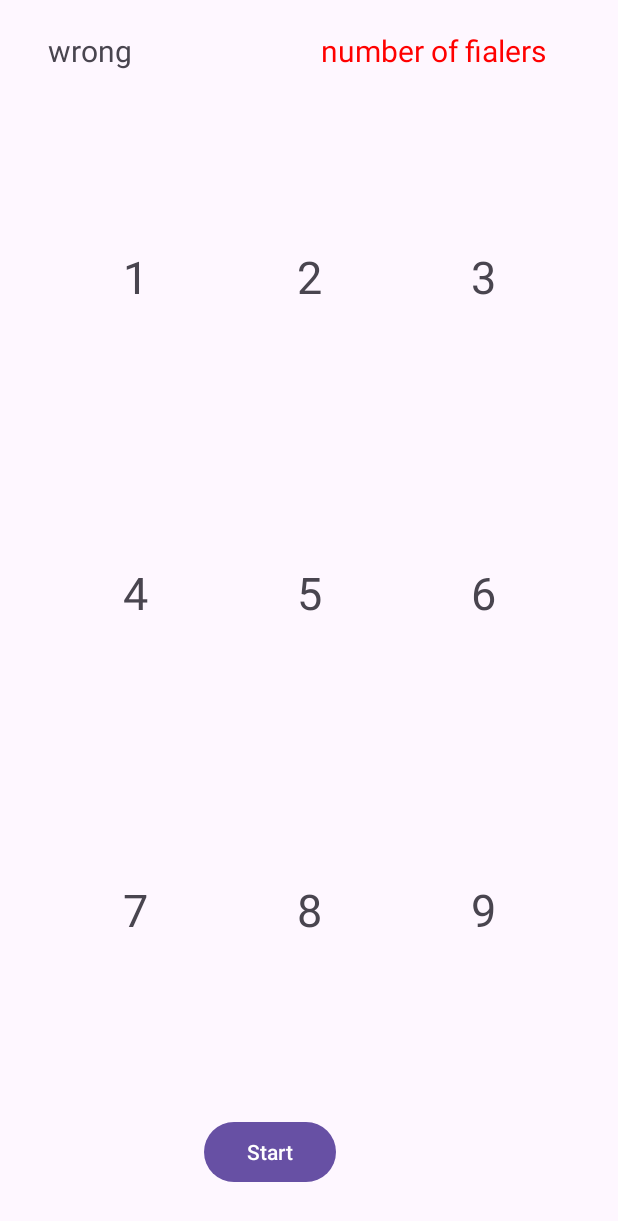
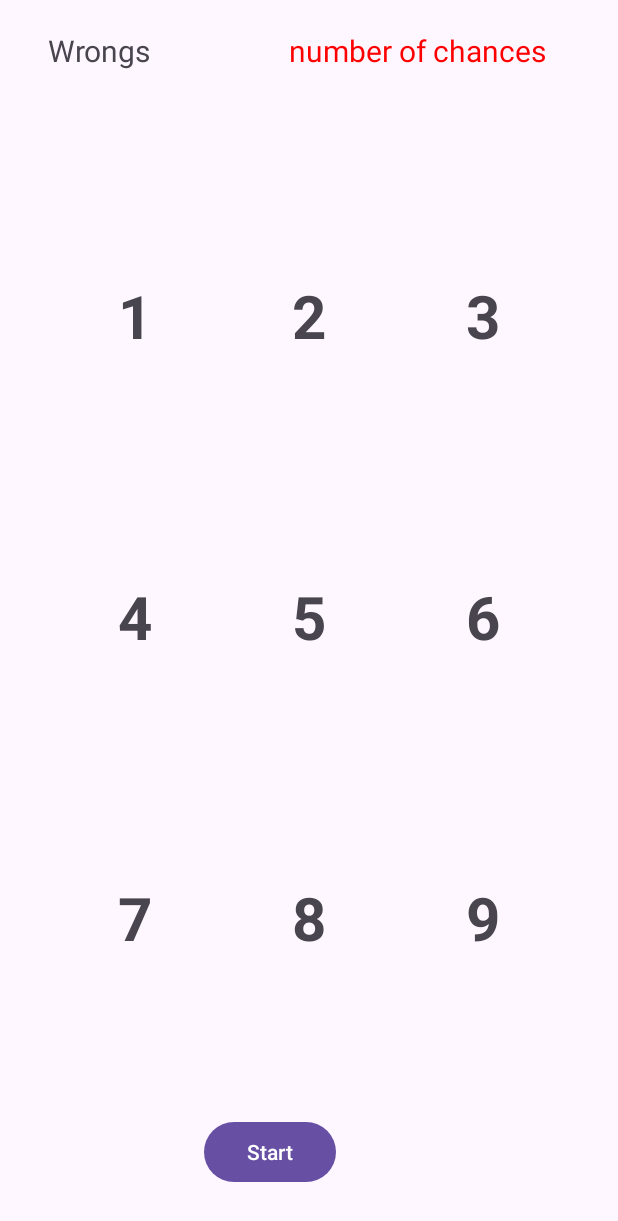
Before and after one commit to SalmaW/Guess-Game-Android-Native, an Android app: the screen it shows after launch (MainActivity), on a phone screen of 412 x 824 dp. Shown: the top 1221 px of the screen. Run offline under Robolectric (Android 15) with nearby library versions, the phone set to English and light mode, and no system bars.

Commit message:
ui edits

```diff
--- a/app/src/main/java/com/example/guessgamef/MainActivity.java
+++ b/app/src/main/java/com/example/guessgamef/MainActivity.java
@@ -77,14 +77,14 @@ public class MainActivity extends AppCompatActivity implements TextToSpeech.OnIn
         int guess = Integer.parseInt(v.getText().toString());
 
         if(guess == x){
-            wrongRightText.setText("right");
+            wrongRightText.setText("Grate job! You Guessed the Number");
             countText.setText("👏🏻");
             player = MediaPlayer.create(this, R.raw.correct);
             player.start();
             player.setVolume(0.5f,0.5f);
             startGame = false;
         } else {
-            wrongRightText.setText("Wrong");
+            wrongRightText.setText("Wrong. Try Again");
             wrongs++;
             player = MediaPlayer.create(this, R.raw.wrong);
             player.start();
@@ -92,6 +92,7 @@ public class MainActivity extends AppCompatActivity implements TextToSpeech.OnIn
         }
 
         if(wrongs == 3){
+            wrongRightText.setText("Game Over");
             Toast.makeText(this, "Game over",  Toast.LENGTH_SHORT).show();
             player = MediaPlayer.create(this, R.raw.game_over);
             player.start();
--- a/app/src/main/res/layout/activity_main.xml
+++ b/app/src/main/res/layout/activity_main.xml
@@ -8,12 +8,15 @@
 
     <TextView
         android:id="@+id/wrongRightText"
-        android:layout_width="wrap_content"
-        android:layout_height="wrap_content"
+        android:layout_width="208dp"
+        android:layout_height="74dp"
         android:layout_marginStart="32dp"
         android:layout_marginTop="20dp"
-        android:text="wrong"
+        android:layout_marginEnd="16dp"
+        android:text="Wrongs"
         android:textSize="20sp"
+        app:layout_constraintEnd_toStartOf="@+id/countText"
+        app:layout_constraintHorizontal_bias="0.0"
         app:layout_constraintStart_toStartOf="parent"
         app:layout_constraintTop_toTopOf="parent" />
 
@@ -23,7 +26,7 @@
         android:layout_height="wrap_content"
         android:layout_marginTop="20dp"
         android:layout_marginEnd="48dp"
-        android:text="number of fialers"
+        android:text="number of chances"
         android:textColor="#FF0000"
         android:textSize="20sp"
         app:layout_constraintEnd_toEndOf="parent"
@@ -34,7 +37,7 @@
         android:layout_width="0dp"
         android:layout_height="0dp"
         android:layout_marginStart="32dp"
-        android:layout_marginTop="32dp"
+        android:layout_marginTop="16dp"
         android:layout_marginEnd="32dp"
         android:layout_marginBottom="32dp"
         app:layout_constraintBottom_toTopOf="@+id/startButton"
@@ -56,7 +59,8 @@
                 android:gravity="center"
                 android:onClick="guess"
                 android:text="1"
-                android:textSize="30sp" />
+                android:textSize="40sp"
+                android:textStyle="bold" />
 
             <TextView
                 android:id="@+id/textView10"
@@ -66,7 +70,8 @@
                 android:gravity="center"
                 android:onClick="guess"
                 android:text="2"
-                android:textSize="30sp" />
+                android:textSize="40sp"
+                android:textStyle="bold" />
 
             <TextView
                 android:id="@+id/textView11"
@@ -76,7 +81,8 @@
                 android:gravity="center"
                 android:onClick="guess"
                 android:text="3"
-                android:textSize="30sp" />
+                android:textSize="40sp"
+                android:textStyle="bold" />
         </TableRow>
 
         <TableRow
@@ -92,7 +98,8 @@
                 android:gravity="center"
                 android:onClick="guess"
                 android:text="4"
-                android:textSize="30sp" />
+                android:textSize="40sp"
+                android:textStyle="bold" />
 
             <TextView
                 android:id="@+id/textView3"
@@ -102,7 +109,8 @@
                 android:gravity="center"
                 android:onClick="guess"
                 android:text="5"
-                android:textSize="30sp" />
+                android:textSize="40sp"
+                android:textStyle="bold" />
 
             <TextView
                 android:id="@+id/textView4"
@@ -112,7 +120,8 @@
                 android:gravity="center"
                 android:onClick="guess"
                 android:text="6"
-                android:textSize="30sp" />
+                android:textSize="40sp"
+                android:textStyle="bold" />
         </TableRow>
 
         <TableRow
@@ -128,7 +137,8 @@
                 android:gravity="center"
                 android:onClick="guess"
                 android:text="7"
-                android:textSize="30sp" />
+                android:textSize="40sp"
+                android:textStyle="bold" />
 
             <TextView
                 android:id="@+id/textView7"
@@ -138,7 +148,8 @@
                 android:gravity="center"
                 android:onClick="guess"
                 android:text="8"
-                android:textSize="30sp" />
+                android:textSize="40sp"
+                android:textStyle="bold" />
 
             <TextView
                 android:id="@+id/textView8"
@@ -148,7 +159,8 @@
                 android:gravity="center"
                 android:onClick="guess"
                 android:text="9"
-                android:textSize="30sp" />
+                android:textSize="40sp"
+                android:textStyle="bold" />
         </TableRow>
 
     </TableLayout>
```
